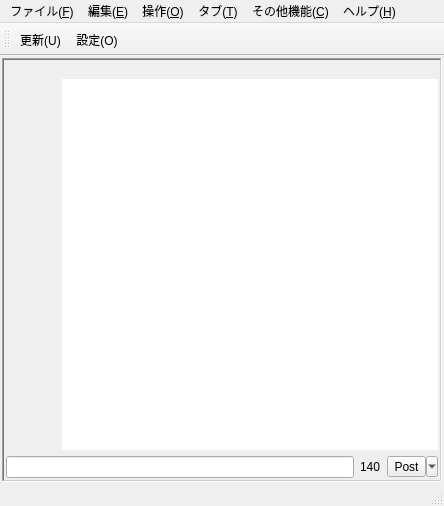
plus7/Qween, file qweenmainwindow.ui: the form before one commit.
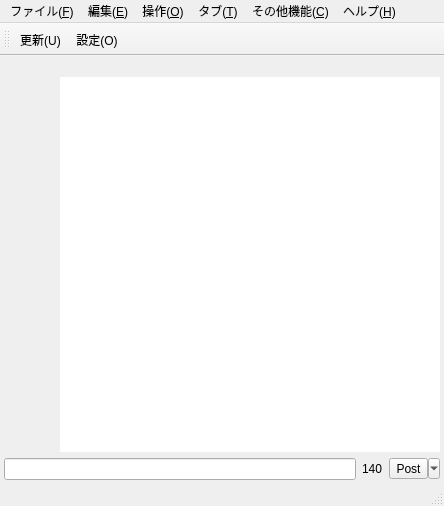
The form after the commit. Custom widgets are drawn as their Qt base class.

```diff
--- a/qweenmainwindow.ui
+++ b/qweenmainwindow.ui
@@ -37,10 +37,10 @@
       </property>
       <widget class="QFrame" name="postFrame">
        <property name="frameShape">
-        <enum>QFrame::WinPanel</enum>
+        <enum>QFrame::NoFrame</enum>
        </property>
        <property name="frameShadow">
-        <enum>QFrame::Sunken</enum>
+        <enum>QFrame::Plain</enum>
        </property>
        <layout class="QVBoxLayout" name="verticalLayout_2" stretch="0,0">
         <property name="sizeConstraint">
```
